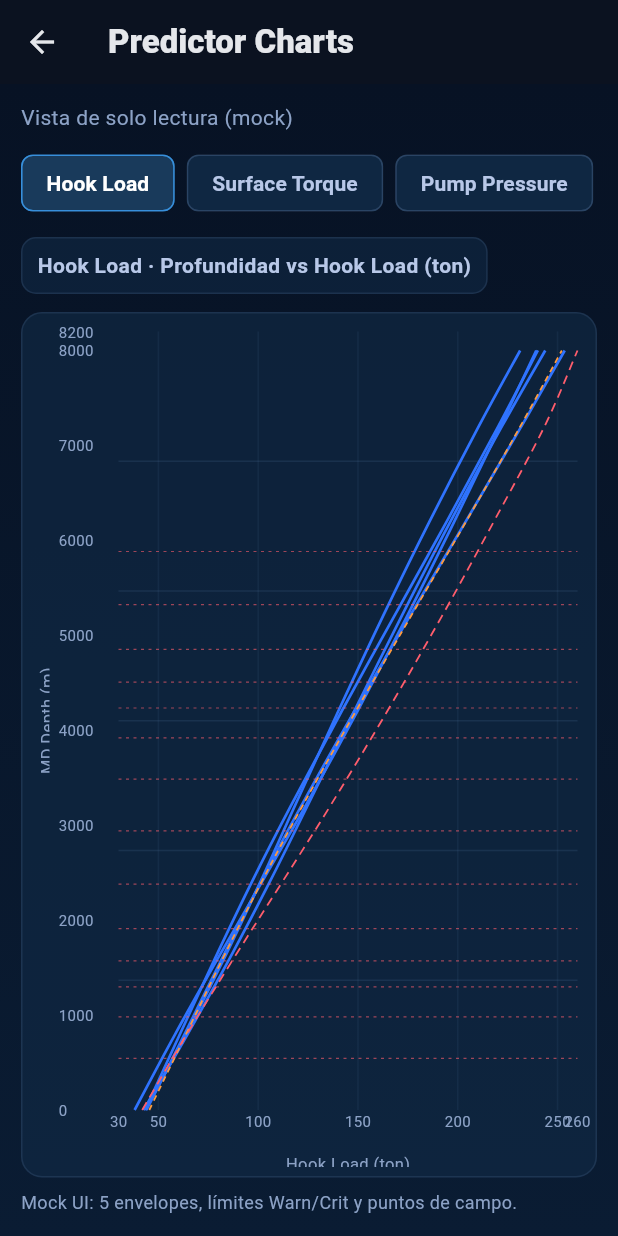
After one commit to deivy276/Atalaya_mobile, a Flutter app: the DashboardV2Screen screen opened directly, after a tap on "Predictor Charts", on a phone screen of 412 x 824 dp. The commit adds this screen. Run offline on Flutter 3.47's test engine with Material 3 defaults, Android fonts, the phone set to English and light mode, and no system bars; drawn by our look-alikes of fl_chart; our stand-ins replace dio, flutter_riverpod, flutter_secure_storage, shared_preferences; accounts and stored records are empty; network calls fail.

Commit message:
feat(ui): add read-only predictor charts screen with mock data

```diff
--- a/lib/presentation/screens/dashboard_v2_screen.dart
+++ b/lib/presentation/screens/dashboard_v2_screen.dart
@@ -13,6 +13,7 @@ import '../models/dashboard_ui_model.dart';
 import '../providers/dashboard_controller.dart';
 import '../providers/trend_controller.dart';
 import '../providers/unit_preferences_controller.dart';
+import 'predictor_charts_screen.dart';
 import '../widgets/trend_chart_widget.dart';
 import '../widgets/v2/brand_top_bar.dart';
 import '../widgets/v2/kpi_tile_v2.dart';
@@ -99,13 +100,10 @@ class _DashboardV2ScreenState extends ConsumerState<DashboardV2Screen> {
     Map<String, String> unitPrefs,
   ) {
     final selectedTile = _findSelectedTile(uiModel);
-
-    return Stack(
-      children: <Widget>[
-        CustomScrollView(
+    return CustomScrollView(
       slivers: <Widget>[
         SliverPadding(
-              padding: const EdgeInsets.fromLTRB(16, 12, 16, 120),
+          padding: const EdgeInsets.fromLTRB(16, 12, 16, 0),
           sliver: SliverList(
             delegate: SliverChildListDelegate.fixed(<Widget>[
               _DashboardHeading(
@@ -117,6 +115,7 @@ class _DashboardV2ScreenState extends ConsumerState<DashboardV2Screen> {
                 layoutMode: _tileLayoutMode,
                 onLayoutChanged: _setTileLayoutMode,
                 onOpenControls: () => _openLayoutControls(),
+                onOpenPredictorCharts: _openPredictorCharts,
               ),
             ]),
           ),
@@ -158,15 +157,13 @@ class _DashboardV2ScreenState extends ConsumerState<DashboardV2Screen> {
         ),
         const SliverToBoxAdapter(child: SizedBox(height: 16)),
         _buildTilesGrid(viewState, uiModel, job, unitPrefs),
-          ],
-        ),
-        Positioned(
-          left: 0,
-          right: 0,
-          bottom: 0,
+        SliverToBoxAdapter(
+          child: Padding(
+            padding: EdgeInsets.fromLTRB(0, 12, 0, MediaQuery.of(context).padding.bottom + 12),
             child: PredictorAlertsDock(
               alerts: viewState.payload.alerts,
               onOpenAlert: _openAlertDetail,
+            ),
           ),
         ),
       ],
@@ -203,6 +200,7 @@ class _DashboardV2ScreenState extends ConsumerState<DashboardV2Screen> {
                           layoutMode: _tileLayoutMode,
                           onLayoutChanged: _setTileLayoutMode,
                           onOpenControls: () => _openLayoutControls(),
+                          onOpenPredictorCharts: _openPredictorCharts,
                         ),
                       ]),
                     ),
@@ -375,6 +373,14 @@ class _DashboardV2ScreenState extends ConsumerState<DashboardV2Screen> {
   Future<void> _persistTileLayoutMode(_TileLayoutMode mode) async {
     final prefs = await SharedPreferences.getInstance();
     await prefs.setString(_layoutPrefKey, mode.name);
+  }
+
+  Future<void> _openPredictorCharts() async {
+    await Navigator.of(context).push(
+      MaterialPageRoute<void>(
+        builder: (_) => const PredictorChartsScreen(),
+      ),
+    );
   }
 
   Future<void> _resetLayoutPreferences() async {
@@ -843,6 +849,7 @@ class _DashboardHeading extends StatelessWidget {
     required this.layoutMode,
     required this.onLayoutChanged,
     required this.onOpenControls,
+    required this.onOpenPredictorCharts,
   });
 
   final String title;
@@ -853,6 +860,7 @@ class _DashboardHeading extends StatelessWidget {
   final _TileLayoutMode layoutMode;
   final ValueChanged<_TileLayoutMode> onLayoutChanged;
   final VoidCallback onOpenControls;
+  final VoidCallback onOpenPredictorCharts;
 
   @override
   Widget build(BuildContext context) {
@@ -896,6 +904,20 @@ class _DashboardHeading extends StatelessWidget {
                         color: LayoutTokens.textSecondary,
                         fontSize: 12,
                       ),
+                    ),
+                  ),
+                OutlinedButton.icon(
+                  onPressed: onOpenPredictorCharts,
+                  style: OutlinedButton.styleFrom(
+                    foregroundColor: LayoutTokens.textSecondary,
+                    side: const BorderSide(color: LayoutTokens.dividerSubtle),
+                    visualDensity: VisualDensity.compact,
+                    padding: const EdgeInsets.symmetric(horizontal: 10, vertical: 8),
+                  ),
+                  icon: const Icon(Icons.multiline_chart_rounded, size: 16),
+                  label: const Text(
+                    'Predictor Charts',
+                    style: TextStyle(fontSize: 12),
                   ),
                 ),
                 if (!showInlineControls)
--- /dev/null
+++ b/lib/presentation/screens/predictor_charts_screen.dart
@@ -0,0 +1,309 @@
+import 'dart:math' as math;
+
+import 'package:fl_chart/fl_chart.dart';
+import 'package:flutter/material.dart';
+
+import '../../core/theme/layout_tokens.dart';
+
+class PredictorChartsScreen extends StatefulWidget {
+  const PredictorChartsScreen({super.key});
+
+  @override
+  State<PredictorChartsScreen> createState() => _PredictorChartsScreenState();
+}
+
+enum _PredictorChartType {
+  hookLoad('Hook Load', 'ton'),
+  surfaceTorque('Surface Torque', 'ft-lbf'),
+  pumpPressure('Pump Pressure', 'psi');
+
+  const _PredictorChartType(this.label, this.unit);
+  final String label;
+  final String unit;
+}
+
+class _PredictorChartsScreenState extends State<PredictorChartsScreen> {
+  _PredictorChartType _selected = _PredictorChartType.hookLoad;
+
+  @override
+  Widget build(BuildContext context) {
+    final chartData = _buildMockChartData(_selected);
+    return Scaffold(
+      appBar: AppBar(
+        title: const Text('Predictor Charts'),
+      ),
+      body: Container(
+        decoration: const BoxDecoration(
+          gradient: LinearGradient(
+            begin: Alignment.topCenter,
+            end: Alignment.bottomCenter,
+            colors: <Color>[LayoutTokens.bgPrimary, LayoutTokens.bgSecondary],
+          ),
+        ),
+        child: SafeArea(
+          child: Padding(
+            padding: const EdgeInsets.fromLTRB(14, 12, 14, 14),
+            child: Column(
+              crossAxisAlignment: CrossAxisAlignment.start,
+              children: <Widget>[
+                const Text(
+                  'Vista de solo lectura (mock)',
+                  style: TextStyle(color: LayoutTokens.textMuted),
+                ),
+                const SizedBox(height: 10),
+                Wrap(
+                  spacing: 8,
+                  runSpacing: 8,
+                  children: _PredictorChartType.values.map((type) {
+                    return ChoiceChip(
+                      label: Text(type.label),
+                      selected: _selected == type,
+                      showCheckmark: false,
+                      selectedColor: const Color(0x443FA7FF),
+                      backgroundColor: LayoutTokens.surfaceCard,
+                      side: BorderSide(
+                        color: _selected == type ? const Color(0x883FA7FF) : LayoutTokens.dividerSubtle,
+                      ),
+                      labelStyle: TextStyle(
+                        color: _selected == type ? Colors.white : LayoutTokens.textSecondary,
+                        fontWeight: FontWeight.w600,
+                      ),
+                      onSelected: (_) => setState(() => _selected = type),
+                    );
+                  }).toList(growable: false),
+                ),
+                const SizedBox(height: 12),
+                Container(
+                  padding: const EdgeInsets.symmetric(horizontal: 10, vertical: 8),
+                  decoration: BoxDecoration(
+                    color: LayoutTokens.surfaceCard.withValues(alpha: 0.65),
+                    borderRadius: BorderRadius.circular(10),
+                    border: Border.all(color: LayoutTokens.dividerSubtle),
+                  ),
+                  child: Text(
+                    '${chartData.title} · Profundidad vs ${chartData.xAxisLabel}',
+                    style: const TextStyle(color: LayoutTokens.textSecondary, fontWeight: FontWeight.w600),
+                  ),
+                ),
+                const SizedBox(height: 12),
+                Expanded(
+                  child: Container(
+                    padding: const EdgeInsets.fromLTRB(8, 12, 12, 6),
+                    decoration: BoxDecoration(
+                      color: LayoutTokens.surfaceCard.withValues(alpha: 0.72),
+                      borderRadius: BorderRadius.circular(14),
+                      border: Border.all(color: LayoutTokens.dividerSubtle),
+                    ),
+                    child: LineChart(
+                      LineChartData(
+                        minX: chartData.minX,
+                        maxX: chartData.maxX,
+                        minY: chartData.minY,
+                        maxY: chartData.maxY,
+                        borderData: FlBorderData(show: false),
+                        lineTouchData: const LineTouchData(enabled: false),
+                        gridData: FlGridData(
+                          show: true,
+                          drawVerticalLine: true,
+                          horizontalInterval: (chartData.maxY - chartData.minY) / 6,
+                          getDrawingHorizontalLine: (_) => const FlLine(
+                            color: Color(0x334A6D96),
+                            strokeWidth: 1,
+                          ),
+                          getDrawingVerticalLine: (_) => const FlLine(
+                            color: Color(0x1F4A6D96),
+                            strokeWidth: 1,
+                          ),
+                        ),
+                        titlesData: FlTitlesData(
+                          topTitles: const AxisTitles(sideTitles: SideTitles(showTitles: false)),
+                          rightTitles: const AxisTitles(sideTitles: SideTitles(showTitles: false)),
+                          leftTitles: AxisTitles(
+                            axisNameWidget: const Padding(
+                              padding: EdgeInsets.only(bottom: 6),
+                              child: Text('MD Depth (m)', style: TextStyle(color: LayoutTokens.textMuted, fontSize: 11)),
+                            ),
+                            sideTitles: SideTitles(
+                              showTitles: true,
+                              interval: 1000,
+                              reservedSize: 40,
+                              getTitlesWidget: (value, _) => Text(
+                                value.toStringAsFixed(0),
+                                style: const TextStyle(color: LayoutTokens.textMuted, fontSize: 10),
+                              ),
+                            ),
+                          ),
+                          bottomTitles: AxisTitles(
+                            axisNameWidget: Padding(
+                              padding: const EdgeInsets.only(top: 6),
+                              child: Text(
+                                chartData.xAxisLabel,
+                                style: const TextStyle(color: LayoutTokens.textMuted, fontSize: 11),
+                              ),
+                            ),
+                            sideTitles: SideTitles(
+                              showTitles: true,
+                              interval: chartData.xTick,
+                              reservedSize: 22,
+                              getTitlesWidget: (value, _) => Text(
+                                value.toStringAsFixed(0),
+                                style: const TextStyle(color: LayoutTokens.textMuted, fontSize: 10),
+                              ),
+                            ),
+                          ),
+                        ),
+                        lineBarsData: <LineChartBarData>[
+                          ...chartData.envelopes.map(
+                            (line) => LineChartBarData(
+                              spots: line,
+                              isCurved: true,
+                              color: const Color(0xFF2F73FF),
+                              barWidth: 1.8,
+                              dotData: const FlDotData(show: false),
+                            ),
+                          ),
+                          LineChartBarData(
+                            spots: chartData.warnLine,
+                            isCurved: true,
+                            color: LayoutTokens.accentOrange,
+                            barWidth: 1.2,
+                            dashArray: const <int>[4, 3],
+                            dotData: const FlDotData(show: false),
+                          ),
+                          LineChartBarData(
+                            spots: chartData.criticalLine,
+                            isCurved: true,
+                            color: LayoutTokens.accentRed,
+                            barWidth: 1.2,
+                            dashArray: const <int>[6, 4],
+                            dotData: const FlDotData(show: false),
+                          ),
+                        ],
+                        extraLinesData: ExtraLinesData(
+                          horizontalLines: chartData.fieldDepths
+                              .map(
+                                (depth) => HorizontalLine(
+                                  y: depth.dy,
+                                  color: LayoutTokens.accentRed.withValues(alpha: 0.6),
+                                  strokeWidth: 0.8,
+                                  dashArray: const <int>[2, 3],
+                                ),
+                              )
+                              .toList(growable: false),
+                        ),
+                      ),
+                    ),
+                  ),
+                ),
+                const SizedBox(height: 8),
+                Text(
+                  'Mock UI: ${chartData.envelopes.length} envelopes, límites Warn/Crit y puntos de campo.',
+                  style: const TextStyle(color: LayoutTokens.textMuted, fontSize: 12),
+                ),
+              ],
+            ),
+          ),
+        ),
+      ),
+    );
+  }
+
+  _PredictorChartMockData _buildMockChartData(_PredictorChartType type) {
+    final seed = switch (type) {
+      _PredictorChartType.hookLoad => 1.0,
+      _PredictorChartType.surfaceTorque => 1.45,
+      _PredictorChartType.pumpPressure => 1.9,
+    };
+    final unit = type.unit;
+    final minX = switch (type) {
+      _PredictorChartType.hookLoad => 30.0,
+      _PredictorChartType.surfaceTorque => 50.0,
+      _PredictorChartType.pumpPressure => 900.0,
+    };
+    final maxX = switch (type) {
+      _PredictorChartType.hookLoad => 260.0,
+      _PredictorChartType.surfaceTorque => 350.0,
+      _PredictorChartType.pumpPressure => 3600.0,
+    };
+    final xTick = switch (type) {
+      _PredictorChartType.hookLoad => 50.0,
+      _PredictorChartType.surfaceTorque => 60.0,
+      _PredictorChartType.pumpPressure => 500.0,
+    };
+    final minY = 0.0;
+    final maxY = 8200.0;
+    final depths = <double>[0, 800, 1600, 2400, 3200, 4200, 5200, 6200, 7200, 8000];
+
+    List<FlSpot> envelope(double offset) {
+      return List<FlSpot>.generate(depths.length, (i) {
+        final depth = depths[i];
+        final normalized = depth / maxY;
+        final x = minX +
+            (maxX - minX) * (0.05 + normalized * (0.85 + offset * 0.01)) +
+            math.sin((i + seed) * 0.6 + offset) * (maxX - minX) * 0.015;
+        return FlSpot(x.clamp(minX, maxX), depth);
+      });
+    }
+
+    final envelopes = <List<FlSpot>>[
+      envelope(0.0),
+      envelope(2.0),
+      envelope(4.0),
+      envelope(6.0),
+      envelope(8.0),
+    ];
+    final warnLine = envelopes[1]
+        .map((spot) => FlSpot((spot.x * 1.05).clamp(minX, maxX), spot.y))
+        .toList(growable: false);
+    final criticalLine = envelopes[2]
+        .map((spot) => FlSpot((spot.x * 1.1).clamp(minX, maxX), spot.y))
+        .toList(growable: false);
+
+    final fieldDepths = List<Offset>.generate(14, (index) {
+      final depth = 400 + index * 420.0 + math.sin(index * 0.9 + seed) * 170;
+      return Offset(0, depth.clamp(0, maxY));
+    });
+
+    return _PredictorChartMockData(
+      title: type.label,
+      xAxisLabel: '${type.label} ($unit)',
+      minX: minX,
+      maxX: maxX,
+      minY: minY,
+      maxY: maxY,
+      xTick: xTick,
+      envelopes: envelopes,
+      warnLine: warnLine,
+      criticalLine: criticalLine,
+      fieldDepths: fieldDepths,
+    );
+  }
+}
+
+class _PredictorChartMockData {
+  const _PredictorChartMockData({
+    required this.title,
+    required this.xAxisLabel,
+    required this.minX,
+    required this.maxX,
+    required this.minY,
+    required this.maxY,
+    required this.xTick,
+    required this.envelopes,
+    required this.warnLine,
+    required this.criticalLine,
+    required this.fieldDepths,
+  });
+
+  final String title;
+  final String xAxisLabel;
+  final double minX;
+  final double maxX;
+  final double minY;
+  final double maxY;
+  final double xTick;
+  final List<List<FlSpot>> envelopes;
+  final List<FlSpot> warnLine;
+  final List<FlSpot> criticalLine;
+  final List<Offset> fieldDepths;
+}
--- a/lib/presentation/widgets/v2/kpi_tile_v2.dart
+++ b/lib/presentation/widgets/v2/kpi_tile_v2.dart
@@ -28,7 +28,12 @@ class KpiTileV2 extends StatelessWidget {
   @override
   Widget build(BuildContext context) {
     final color = accentColor ?? LayoutTokens.accentGreen;
-    final borderColor = selected ? LayoutTokens.accentOrange : color.withValues(alpha: 0.75);
+    final borderColor = selected ? LayoutTokens.accentOrange.withValues(alpha: 0.9) : Colors.white12;
+    final shadowColor = selected ? LayoutTokens.accentOrange : color;
+    final parsedDelta = _parseDeltaValue(delta);
+    final deltaIsPositive = parsedDelta >= 0;
+    final deltaArrowIcon = deltaIsPositive ? Icons.arrow_upward : Icons.arrow_downward;
+    final deltaColor = deltaIsPositive ? color : LayoutTokens.accentOrange;
 
     return InkWell(
       onTap: onTap,
@@ -36,27 +41,64 @@ class KpiTileV2 extends StatelessWidget {
       child: Ink(
         padding: const EdgeInsets.all(LayoutTokens.spacing12),
         decoration: BoxDecoration(
-          color: selected ? LayoutTokens.surfaceCardSelected : LayoutTokens.surfaceCard,
+          gradient: LinearGradient(
+            begin: Alignment.topLeft,
+            end: Alignment.bottomRight,
+            colors: <Color>[
+              const Color(0xFF112336),
+              selected ? const Color(0xFF0F2A44) : const Color(0xFF0B1C2D),
+            ],
+          ),
           borderRadius: BorderRadius.circular(16),
           border: Border.all(color: borderColor),
+          boxShadow: <BoxShadow>[
+            BoxShadow(
+              color: shadowColor.withValues(alpha: selected ? 0.16 : 0.10),
+              blurRadius: selected ? 18 : 14,
+              spreadRadius: 0,
+              offset: const Offset(0, 8),
+            ),
+          ],
         ),
         child: Column(
           crossAxisAlignment: CrossAxisAlignment.start,
           children: <Widget>[
-            Text(label, maxLines: 1, overflow: TextOverflow.ellipsis, style: const TextStyle(color: LayoutTokens.textSecondary, fontSize: 13)),
+            Text(
+              label,
+              maxLines: 1,
+              overflow: TextOverflow.ellipsis,
+              style: const TextStyle(
+                color: Color(0xFFE8EEF7),
+                fontSize: 14,
+                fontWeight: FontWeight.w400,
+                letterSpacing: 0.2,
+              ),
+            ),
             const SizedBox(height: LayoutTokens.spacing8),
             RichText(
               text: TextSpan(
                 text: value,
-                style: const TextStyle(color: LayoutTokens.textPrimary, fontSize: 32, fontWeight: FontWeight.w700),
+                style: const TextStyle(
+                  color: Colors.white,
+                  fontSize: 42,
+                  fontWeight: FontWeight.w500,
+                  height: 1.0,
+                ),
                 children: <InlineSpan>[
-                  TextSpan(text: ' $unit', style: const TextStyle(color: LayoutTokens.textSecondary, fontSize: 18, fontWeight: FontWeight.w500)),
+                  TextSpan(
+                    text: ' $unit',
+                    style: const TextStyle(
+                      color: Color(0xFFAFBAC7),
+                      fontSize: 20,
+                      fontWeight: FontWeight.w400,
+                    ),
+                  ),
                 ],
               ),
             ),
             const Spacer(),
             SizedBox(
-              height: 32,
+              height: 34,
               child: sparkline.length < 2
                   ? const SizedBox.shrink()
                   : LineChart(
@@ -71,22 +113,51 @@ class KpiTileV2 extends StatelessWidget {
                           LineChartBarData(
                             isCurved: true,
                             dotData: const FlDotData(show: false),
-                            barWidth: 1.6,
+                            barWidth: 2.0,
                             color: color,
+                            belowBarData: BarAreaData(
+                              show: true,
+                              gradient: LinearGradient(
+                                begin: Alignment.topCenter,
+                                end: Alignment.bottomCenter,
+                                colors: <Color>[
+                                  color.withValues(alpha: 0.16),
+                                  color.withValues(alpha: 0.02),
+                                ],
+                              ),
+                            ),
                             spots: List<FlSpot>.generate(sparkline.length, (i) => FlSpot(i.toDouble(), sparkline[i])),
                           ),
                         ],
                       ),
                     ),
             ),
-            const SizedBox(height: LayoutTokens.spacing4),
-            Align(
-              alignment: Alignment.centerRight,
-              child: Text(delta, style: TextStyle(color: color, fontSize: 13, fontWeight: FontWeight.w700)),
+            const SizedBox(height: LayoutTokens.spacing8),
+            Row(
+              mainAxisAlignment: MainAxisAlignment.end,
+              children: <Widget>[
+                Icon(deltaArrowIcon, size: 14, color: deltaColor),
+                const SizedBox(width: 2),
+                Text(
+                  delta,
+                  style: TextStyle(
+                    color: deltaColor,
+                    fontSize: 16,
+                    fontWeight: FontWeight.w500,
+                    letterSpacing: 0.2,
+                    height: 0.9,
+                  ),
+                ),
+              ],
             ),
           ],
         ),
       ),
     );
   }
+
+  double _parseDeltaValue(String raw) {
+    final normalized = raw.trim().replaceAll('%', '').replaceAll(',', '.');
+    return double.tryParse(normalized) ?? 0;
+  }
 }
```
Lines whose indentation alone changed are shown as unchanged.
